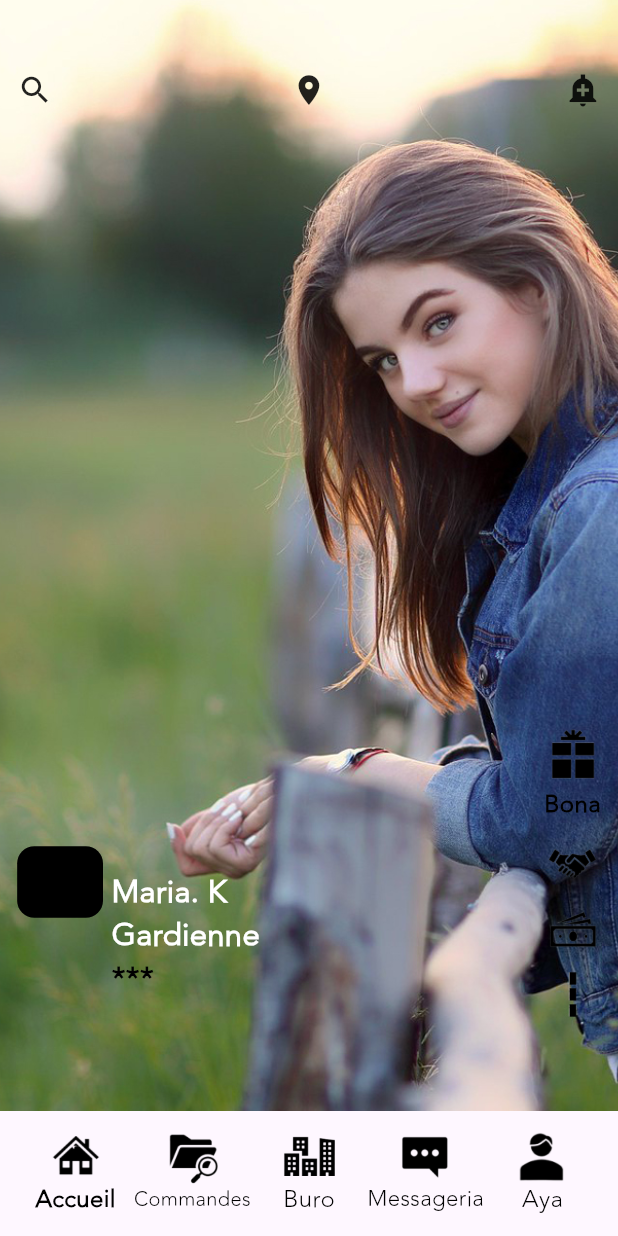
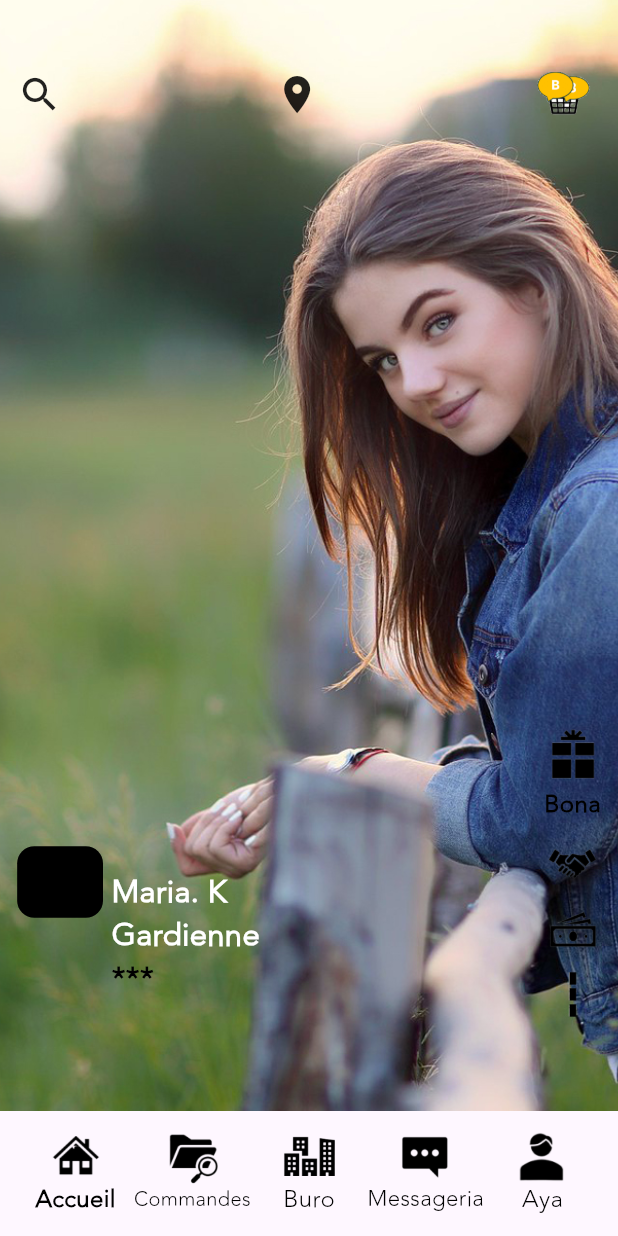
Before and after one commit to maazkhurshid60/bips-app, a Flutter app: the DashboardView screen opened directly, on a phone screen of 412 x 824 dp. Run offline on Flutter 3.47's test engine with Material 3 defaults, Android fonts, the phone set to English and light mode, and no system bars; our stand-ins replace flutter_screenutil, get.

```diff
--- a/lib/all_binding.dart
+++ b/lib/all_binding.dart
@@ -1,3 +1,4 @@
+import 'package:bips_app/app/modules/dashboard/controllers/dashboard_controller.dart';
 import 'package:bips_app/app/modules/profile/controllers/profile_controller.dart';
 import 'package:bips_app/app/modules/splash/controllers/splash_controller.dart';
 import 'package:get/get.dart';
@@ -7,5 +8,6 @@ class Allbinding implements Bindings{
   void dependencies() {
    Get.lazyPut<SplashController>(() => SplashController(), fenix: true);
    Get.lazyPut<ProfileController>(() => ProfileController(), fenix: true);
+   Get.lazyPut<DashboardController>(() => DashboardController(), fenix: true);
   }
 }
--- /dev/null
+++ b/lib/app/constants/app_colors.dart
@@ -0,0 +1,6 @@
+import 'package:flutter/material.dart';
+
+class AppColors{
+  static const Color lightbrown =  Color(0xffd7c59b);
+  static const Color yellowbrown =   Color(0xffffc103);
+  }
--- a/lib/app/modules/dashboard/controllers/dashboard_controller.dart
+++ b/lib/app/modules/dashboard/controllers/dashboard_controller.dart
@@ -1,23 +1,24 @@
+import 'package:bips_app/app/modules/dashboard/views/home_view.dart';
+import 'package:bips_app/app/modules/dashboard/views/search_view.dart';
+import 'package:flutter/material.dart';
 import 'package:get/get.dart';
 
-class HomeController extends GetxController {
-  //TODO: Implement HomeController
+class DashboardController extends GetxController {
+  // -----------dashbboard main section start-----------
+  RxInt activePage = 0.obs;
+  // -----------dashbboard main section end-------------
+  // -----------Home main section start-----------------
+  // -----------Home main section end-------------------
+  // -----------Search main section start---------------
+  // -----------Search main section end-----------------
+  static const List<String> months = [
+    "Jan"
+  ];
+  // -----------Notification main section start---------
+  // -----------Notification main section end-----------
+}
 
-  final count = 0.obs;
-  @override
-  void onInit() {
-    super.onInit();
-  }
-
-  @override
-  void onReady() {
-    super.onReady();
-  }
-
-  @override
-  void onClose() {
-    super.onClose();
-  }
-
-  void increment() => count.value++;
-}
+List<Widget> screen= [
+  const HomeView(),
+  const SearchView()
+];
--- a/lib/app/modules/dashboard/views/dashboard_view.dart
+++ b/lib/app/modules/dashboard/views/dashboard_view.dart
@@ -1,19 +1,32 @@
 import 'package:bips_app/app/constants/app_text_style.dart';
+import 'package:bips_app/app/modules/dashboard/views/bonos_view.dart';
 import 'package:bips_app/app/modules/dashboard/views/home_view.dart';
+import 'package:bips_app/app/modules/dashboard/views/notification_view.dart';
+import 'package:bips_app/app/modules/dashboard/views/search_view.dart';
 import 'package:flutter/material.dart';
 import 'package:flutter_screenutil/flutter_screenutil.dart';
 import 'package:get/get.dart';
 
 import '../controllers/dashboard_controller.dart';
 
-class DashboardView extends GetView<HomeController> {
+class DashboardView extends GetView<DashboardController> {
   const DashboardView({super.key});
   @override
   Widget build(BuildContext context) {
     return Scaffold(
       body:Column(
         children: [
-           const Expanded(child: HomeView()),
+            Obx(() {
+              if(controller.activePage.value == 1){
+             return const Expanded(child: SearchView());
+              }else if(controller.activePage.value == 2){
+                return const Expanded(child: NotifcationView());
+              }else if(controller.activePage.value == 3){
+                return const Expanded(child: BonosView());
+              } else{
+                return const Expanded(child: HomeView());
+              }
+            }),
 
           // -----------custom bottom sheets ------------
           Container(
--- a/lib/app/modules/dashboard/views/home_view.dart
+++ b/lib/app/modules/dashboard/views/home_view.dart
@@ -1,8 +1,10 @@
 import 'package:bips_app/app/constants/app_text_style.dart';
+import 'package:bips_app/app/modules/dashboard/controllers/dashboard_controller.dart';
 import 'package:flutter/material.dart';
 import 'package:flutter_screenutil/flutter_screenutil.dart';
+import 'package:get/get.dart';
 
-class HomeView extends StatelessWidget {
+class HomeView extends GetView<DashboardController> {
   const HomeView({super.key});
 
   @override
@@ -13,7 +15,6 @@ class HomeView extends StatelessWidget {
       decoration: const BoxDecoration(
         color: Colors.black,
         image: DecorationImage(
-
           image: AssetImage("assets/images/bg.jpg"),
           fit: BoxFit.fitHeight
         )
@@ -24,9 +25,21 @@ class HomeView extends StatelessWidget {
             mainAxisAlignment: MainAxisAlignment.spaceBetween,
              crossAxisAlignment: CrossAxisAlignment.center,
             children: [
-              Icon(Icons.search, size: 20.h),
-              Icon(Icons.location_on, size: 20.h),
-              Icon(Icons.add_alert_sharp, size: 20.h),
+              GestureDetector
+              (
+                onTap: (){
+                  controller.activePage.value = 1;
+                },
+                child: Icon(Icons.search, size: 25.h)),
+                const Spacer(),
+              Icon(Icons.location_on, size: 25.h),
+
+              const Spacer(),
+              GestureDetector(
+                onTap: (){
+                  controller.activePage.value = 2;
+                },
+                child: Image.asset("assets/images/cart.png", height: 25.h, width: 40.w)),
             ],
           ),
 
@@ -57,7 +70,11 @@ class HomeView extends StatelessWidget {
              Padding(
                padding:  EdgeInsets.only(bottom: 30.h),
                child: Column(children: [
-                Image.asset("assets/images/box.png", height: 30.h,width: 30.w,),
+                GestureDetector(
+                  onTap: (){
+                    controller.activePage.value = 3;
+                  },
+                  child: Image.asset("assets/images/box.png", height: 30.h,width: 30.w,)),
                 SizedBox(height: 5.h),
                  Text("Bona", style: AppTextStyle.smallbold),
                  SizedBox(height: 7.h),
--- a/lib/app/modules/profile/views/otp_view.dart
+++ b/lib/app/modules/profile/views/otp_view.dart
@@ -1,3 +1,4 @@
+import 'package:bips_app/app/constants/app_colors.dart';
 import 'package:bips_app/app/constants/app_text_style.dart';
 import 'package:bips_app/app/modules/dashboard/views/dashboard_view.dart';
 import 'package:bips_app/app/modules/profile/controllers/profile_controller.dart';
@@ -65,7 +66,7 @@ class OtpVerificationView extends GetView<ProfileController> {
                 },
                  child: CircleAvatar(
                   radius: 20.r,
-                  backgroundColor: const Color.fromARGB(255, 201, 165, 7),
+                  backgroundColor: AppColors.lightbrown,
                   child:  Icon(Icons.arrow_forward, size: 25.h),),
                )
             ],
--- a/lib/app/modules/profile/views/profile_view.dart
+++ b/lib/app/modules/profile/views/profile_view.dart
@@ -1,3 +1,4 @@
+import 'package:bips_app/app/constants/app_colors.dart';
 import 'package:bips_app/app/constants/app_text_style.dart';
 import 'package:bips_app/app/modules/profile/views/otp_view.dart';
 import 'package:flutter/material.dart';
@@ -79,7 +80,7 @@ class ProfileView extends GetView<ProfileController> {
                 },
                  child: CircleAvatar(
                   radius: 20.r,
-                  backgroundColor: const Color.fromARGB(255, 201, 165, 7),
+                  backgroundColor: AppColors.lightbrown,
                   child:  Icon(Icons.arrow_forward, size: 25.h),),
                )
             ],
```
Also changed, not shown: lib/app/modules/dashboard/views/bonos_view.dart (added, +36 -0 lines), lib/app/modules/dashboard/views/notification_view.dart (added, +116 -0 lines), lib/app/modules/dashboard/views/search_view.dart (added, +152 -0 lines), assets/images/cart.png (added), assets/images/chief.png (added), assets/images/gym.png (added), assets/images/hair.png (added), assets/images/mbox.png (added), assets/images/momchild.png (added).
